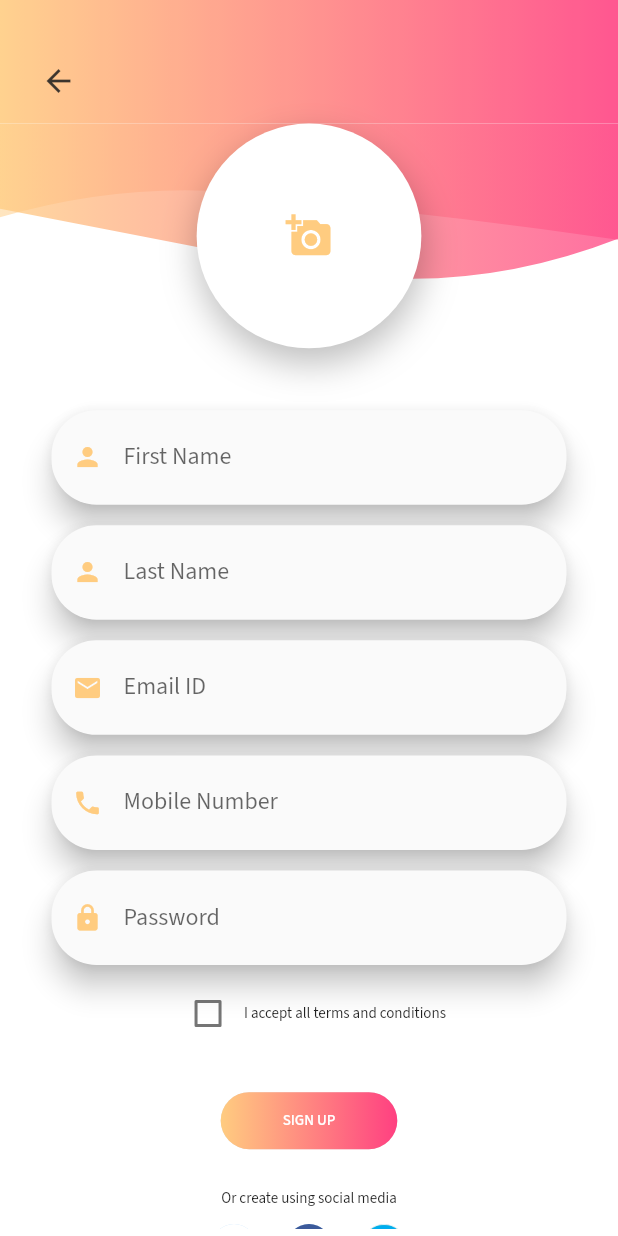
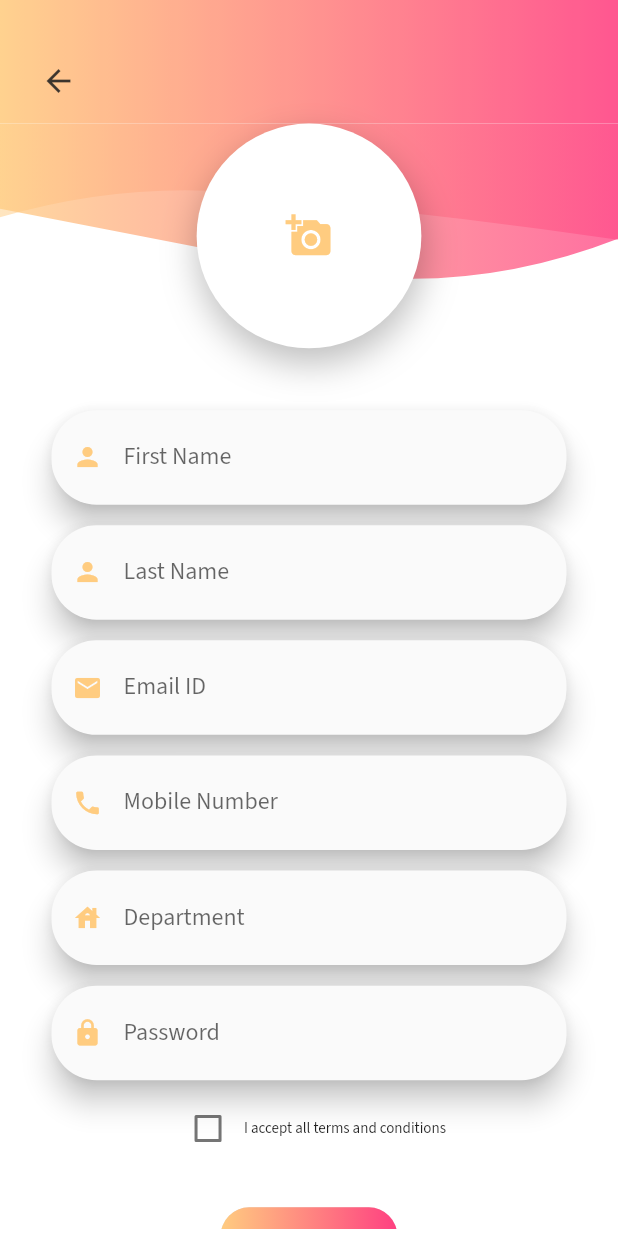
Before and after one commit to axornam/spm-fronend, a Flutter app: the SignUpScreen screen opened directly, after a tap on "SIGN UP", on a phone screen of 412 x 824 dp. Run offline on Flutter 3.47's test engine with Material 2 defaults, Android fonts, the phone set to English and light mode, and no system bars; our stand-ins replace cached_network_image, dio, flutter_icons, flutter_spinkit, fluttertoast, google_fonts and 4 more; missing offline and left inert: epub_viewer, objectdb, xml2json; accounts and stored records are empty; network calls fail.

Commit message:
add code for registration to signup page

```diff
--- a/lib/views/auth/signup.dart
+++ b/lib/views/auth/signup.dart
@@ -1,9 +1,17 @@
 import 'package:flutter/material.dart';
+import 'package:logger/logger.dart';
 import 'package:studentprojectmanager/util/router.dart';
+import 'package:studentprojectmanager/views/auth/login.dart';
 import 'package:studentprojectmanager/views/auth/widgets/custom_shape.dart';
 import 'package:studentprojectmanager/views/auth/widgets/customappbar.dart';
 import 'package:studentprojectmanager/views/auth/widgets/responsive_ui.dart';
 import 'package:studentprojectmanager/views/auth/widgets/textformfield.dart';
+import 'package:fluttertoast/fluttertoast.dart';
+import 'package:http/http.dart' as http;
+
+import '../../util/api.dart';
+import '../../util/functions.dart';
+import '../main_screen.dart';
 
 class SignUpScreen extends StatefulWidget {
   @override
@@ -17,6 +25,18 @@ class _SignUpScreenState extends State<SignUpScreen> {
   late double _pixelRatio;
   late bool _large;
   late bool _medium;
+
+  // text field controllers
+  TextEditingController fNameController = TextEditingController();
+  TextEditingController lNameController = TextEditingController();
+  TextEditingController emailController = TextEditingController();
+  TextEditingController passwordController = TextEditingController();
+  TextEditingController departmentController = TextEditingController();
+  TextEditingController phoneController = TextEditingController();
+
+  // utils
+  Api api = Api();
+  Logger logger = Logger();
 
   @override
   Widget build(BuildContext context) {
@@ -43,9 +63,9 @@ class _SignUpScreenState extends State<SignUpScreen> {
                   height: _height / 35,
                 ),
                 button(),
-                infoTextRow(),
-                socialIconsRow(),
-                //signInTextRow(),
+                // infoTextRow(),
+                // socialIconsRow(),
+                signInTextRow(),
               ],
             ),
           ),
@@ -150,6 +170,8 @@ class _SignUpScreenState extends State<SignUpScreen> {
             SizedBox(height: _height / 60.0),
             phoneTextFormField(),
             SizedBox(height: _height / 60.0),
+            departmentTextFormField(),
+            SizedBox(height: _height / 60.0),
             passwordTextFormField(),
           ],
         ),
@@ -162,7 +184,7 @@ class _SignUpScreenState extends State<SignUpScreen> {
       keyboardType: TextInputType.text,
       icon: Icons.person,
       hint: "First Name",
-      textEditingController: TextEditingController(),
+      textEditingController: fNameController,
     );
   }
 
@@ -171,7 +193,7 @@ class _SignUpScreenState extends State<SignUpScreen> {
       keyboardType: TextInputType.text,
       icon: Icons.person,
       hint: "Last Name",
-      textEditingController: TextEditingController(),
+      textEditingController: lNameController,
     );
   }
 
@@ -180,7 +202,16 @@ class _SignUpScreenState extends State<SignUpScreen> {
       keyboardType: TextInputType.emailAddress,
       icon: Icons.email,
       hint: "Email ID",
-      textEditingController: TextEditingController(),
+      textEditingController: emailController,
+    );
+  }
+
+  Widget departmentTextFormField() {
+    return CustomTextField(
+      keyboardType: TextInputType.text,
+      icon: Icons.house,
+      hint: "Department",
+      textEditingController: departmentController,
     );
   }
 
@@ -189,7 +220,7 @@ class _SignUpScreenState extends State<SignUpScreen> {
       keyboardType: TextInputType.number,
       icon: Icons.phone,
       hint: "Mobile Number",
-      textEditingController: TextEditingController(),
+      textEditingController: phoneController,
     );
   }
 
@@ -199,7 +230,7 @@ class _SignUpScreenState extends State<SignUpScreen> {
       obscureText: true,
       icon: Icons.lock,
       hint: "Password",
-      textEditingController: TextEditingController(),
+      textEditingController: passwordController,
     );
   }
 
@@ -232,8 +263,31 @@ class _SignUpScreenState extends State<SignUpScreen> {
     return RaisedButton(
       elevation: 0,
       shape: RoundedRectangleBorder(borderRadius: BorderRadius.circular(30.0)),
-      onPressed: () {
-        print("Routing to your account");
+      onPressed: () async {
+        Map<String, String> form = {
+          "name": fNameController.text + " " + lNameController.text,
+          "email": emailController.text,
+          "phone": phoneController.text,
+          "password": passwordController.text,
+          "department": departmentController.text
+        };
+
+        // logger.i(form);
+        var res = await api.register(form);
+        logger.i(res);
+        //
+        // switch to home page on success
+        if (res?['message'] == 'success') {
+          // store user data to shared_preferences / local storage
+          // on local storage true - redirect to homepage
+          Functions.showToast('Registration Successful');
+          MyRouter.pushPageReplacement(context, SignInPage());
+        } else if (res?['message'] == 'failed') {
+          Functions.showToast('Error, Registration Failed');
+        } else if (res?['message'] == 'error') {
+          //
+          Functions.showToast('Server Error');
+        }
       },
       textColor: Colors.white,
       padding: EdgeInsets.all(0.0),
```
